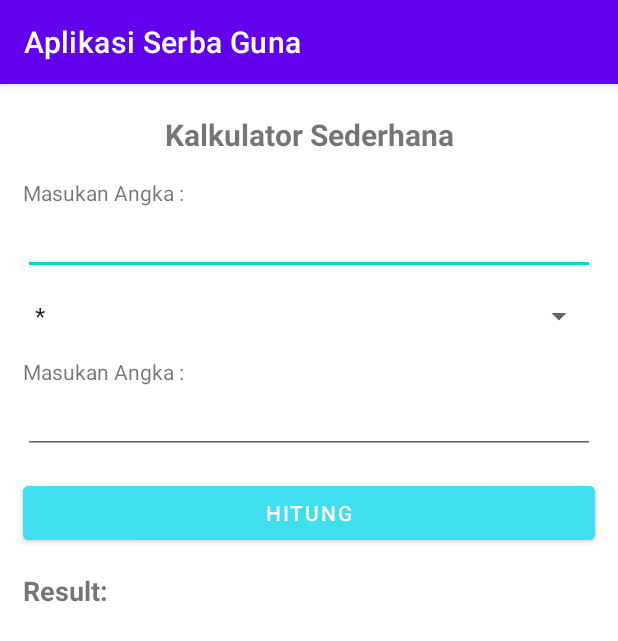
After one commit to elvinhndrwn/learning-kotlin-android, an Android app: the KalkulatorActivity screen opened directly, with no data from a screen before it, on a phone screen of 412 x 824 dp. The commit adds this screen. Shown: the top 641 px of the screen. Run offline under Robolectric (Android 15) with nearby library versions, the phone set to English and light mode, and no system bars.

Commit message:
add kalkulator functionality

```diff
--- a/app/src/main/AndroidManifest.xml
+++ b/app/src/main/AndroidManifest.xml
@@ -8,7 +8,11 @@
         android:label="@string/app_name"
         android:roundIcon="@mipmap/ic_launcher_round"
         android:supportsRtl="true"
+        android:usesCleartextTraffic="true"
         android:theme="@style/Theme.Learnandroid">
+        <activity
+            android:name=".KalkulatorActivity"
+            android:exported="false" />
         <activity
             android:name=".MainActivity"
             android:exported="false" />
--- /dev/null
+++ b/app/src/main/java/com/example/learn_android/KalkulatorActivity.kt
@@ -0,0 +1,56 @@
+package com.example.learn_android
+
+import android.app.Activity
+import android.os.Bundle
+import android.view.View
+import android.widget.*
+import androidx.appcompat.app.AppCompatActivity
+
+class KalkulatorActivity : AppCompatActivity() {
+    override fun onCreate(savedInstanceState: Bundle?) {
+        super.onCreate(savedInstanceState)
+        setContentView(R.layout.activity_kalkulator)
+
+        // Inisialisasi Variabel
+        val angka1 = findViewById<EditText>(R.id.ed_angka1)
+        val angka2 = findViewById<EditText>(R.id.ed_angka2)
+        val hasil = findViewById<TextView>(R.id.tv_hasil_kalkulator)
+        val cekResult = findViewById<Button>(R.id.btn_hitung)
+
+        // Set value dropdown operasi
+        val spinner : Spinner = findViewById(R.id.dropdown_operasi)
+        ArrayAdapter.createFromResource(
+            this,
+            R.array.dropdown_operasi,
+            android.R.layout.simple_spinner_item
+        ).also { adapter ->
+            adapter.setDropDownViewResource(android.R.layout.simple_spinner_dropdown_item)
+            spinner.adapter = adapter
+        }
+
+        class SpinnerActivity : Activity(), AdapterView.OnItemSelectedListener {
+
+            override fun onItemSelected(parent: AdapterView<*>, view: View?, pos: Int, id: Long) {
+                // An item was selected. You can retrieve the selected item using
+                parent.getItemAtPosition(pos)
+            }
+
+            override fun onNothingSelected(parent: AdapterView<*>) {
+                // Another interface callback
+            }
+        }
+
+        cekResult.setOnClickListener {
+            val res: Int = when(spinner.selectedItem.toString()){
+                in "*" -> angka1.text.toString().toInt()*angka2.text.toString().toInt()
+                in "/" -> angka1.text.toString().toInt()/angka2.text.toString().toInt()
+                in "+" -> angka1.text.toString().toInt()+angka2.text.toString().toInt()
+                in "-" -> angka1.text.toString().toInt()-angka2.text.toString().toInt()
+                else -> 0
+            }
+
+            hasil.text = "Result: $res"
+        }
+    }
+
+}
--- a/app/src/main/java/com/example/learn_android/MenuActivity.kt
+++ b/app/src/main/java/com/example/learn_android/MenuActivity.kt
@@ -14,4 +14,8 @@ class MenuActivity : AppCompatActivity() {
     fun moveToPenentuGenerasi(view: View) {
         startActivity(Intent(this, MainActivity::class.java))
     }
+
+    fun moveToKalkulator(view: View) {
+        startActivity(Intent(this, KalkulatorActivity::class.java))
+    }
 }
--- /dev/null
+++ b/app/src/main/res/layout/activity_kalkulator.xml
@@ -0,0 +1,79 @@
+<?xml version="1.0" encoding="utf-8"?>
+<LinearLayout xmlns:android="http://schemas.android.com/apk/res/android"
+    xmlns:app="http://schemas.android.com/apk/res-auto"
+    xmlns:tools="http://schemas.android.com/tools"
+    android:layout_width="match_parent"
+    android:layout_height="match_parent"
+    android:orientation="vertical"
+    tools:context=".KalkulatorActivity">
+
+
+    <TextView
+        android:id="@+id/tv_title"
+        android:layout_width="match_parent"
+        android:layout_height="wrap_content"
+        android:text="Kalkulator Sederhana"
+        android:textAlignment="center"
+        android:layout_marginTop="20dp"
+        android:layout_marginBottom="15dp"
+        android:textStyle="bold"
+        android:textSize="20dp"/>
+
+    <TextView
+        android:id="@+id/tv_angka1"
+        android:layout_width="match_parent"
+        android:layout_height="wrap_content"
+        android:layout_marginLeft="15dp"
+        android:text="Masukan Angka :" />
+
+    <EditText
+        android:id="@+id/ed_angka1"
+        android:layout_width="match_parent"
+        android:layout_height="wrap_content"
+        android:layout_marginLeft="15dp"
+        android:layout_marginRight="15dp" />
+
+    <Spinner
+        android:id="@+id/dropdown_operasi"
+        android:layout_width="match_parent"
+        android:layout_height="wrap_content"
+        android:layout_margin="15dp"/>
+
+    <TextView
+        android:id="@+id/tv_angka2"
+        android:layout_width="match_parent"
+        android:layout_height="wrap_content"
+        android:layout_marginLeft="15dp"
+        android:text="Masukan Angka :" />
+
+    <EditText
+        android:id="@+id/ed_angka2"
+        android:layout_width="match_parent"
+        android:layout_height="wrap_content"
+        android:layout_marginLeft="15dp"
+        android:layout_marginRight="15dp" />
+
+    <Button
+        android:id="@+id/btn_hitung"
+        android:layout_width="match_parent"
+        android:layout_height="wrap_content"
+        android:layout_marginTop="15dp"
+        android:layout_marginLeft="15dp"
+        android:layout_marginRight="15dp"
+        android:backgroundTint="@color/blue"
+        android:text="Hitung"/>
+
+    <TextView
+        android:id="@+id/tv_hasil_kalkulator"
+        android:layout_width="match_parent"
+        android:layout_height="wrap_content"
+        android:layout_marginTop="15dp"
+        android:layout_marginLeft="15dp"
+        android:layout_marginRight="15dp"
+        android:textStyle="bold"
+        android:textSize="18dp"
+        android:text="Result: "/>
+
+
+
+</LinearLayout>
--- a/app/src/main/res/layout/activity_menu.xml
+++ b/app/src/main/res/layout/activity_menu.xml
@@ -35,6 +35,7 @@
         android:layout_height="wrap_content"
         android:layout_margin="15dp"
         android:text="Penentu Generasi"
+        android:backgroundTint="@color/blue"
         android:onClick="moveToPenentuGenerasi"/>
 
     <Button
@@ -42,6 +43,8 @@
         android:layout_width="match_parent"
         android:layout_height="wrap_content"
         android:layout_margin="15dp"
-        android:text="Kalkulator" />
+        android:backgroundTint="@color/blue"
+        android:text="Kalkulator"
+        android:onClick="moveToKalkulator"/>
 
 </LinearLayout>
--- a/app/src/main/res/values/strings.xml
+++ b/app/src/main/res/values/strings.xml
@@ -1,3 +1,9 @@
 <resources>
     <string name="app_name">Aplikasi Serba Guna</string>
+    <string-array name="dropdown_operasi">
+        <item>*</item>
+        <item>/</item>
+        <item>+</item>
+        <item>-</item>
+    </string-array>
 </resources>
```
